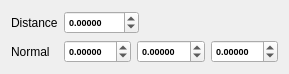
First picture: the form in interface/PlaneInfo.ui, repository Razakhel/RaZor, before the edit.
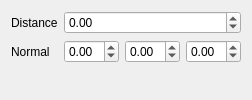
Second picture: the form after the edit. Custom widgets are drawn as their Qt base class.

Commit message:
[ValuePicker] Added a custom spin box class handling mouse drag inputs
- The arrows can be clicked & change the value according to the mouse horizontal movements

- Replaced every QDoubleSpinBox in UI files; cleaned them to remove redundant parameters

- Fixed Light's parameters, which had weird bounds

- Updated RaZ (commit 76d3612)

Patch:
```diff
--- a/interface/PlaneInfo.ui
+++ b/interface/PlaneInfo.ui
@@ -2,14 +2,6 @@
 <ui version="4.0">
  <class>PlaneInfo</class>
  <widget class="QFrame" name="PlaneInfo">
-  <property name="geometry">
-   <rect>
-    <x>0</x>
-    <y>0</y>
-    <width>289</width>
-    <height>66</height>
-   </rect>
-  </property>
   <property name="windowTitle">
    <string>Plane</string>
   </property>
@@ -22,23 +14,7 @@
     </widget>
    </item>
    <item row="0" column="1">
-    <widget class="QDoubleSpinBox" name="distance">
-     <property name="maximumSize">
-      <size>
-       <width>75</width>
-       <height>16777215</height>
-      </size>
-     </property>
-     <property name="font">
-      <font>
-       <pointsize>7</pointsize>
-       <weight>75</weight>
-       <bold>true</bold>
-      </font>
-     </property>
-     <property name="decimals">
-      <number>5</number>
-     </property>
+    <widget class="ValuePicker" name="distance">
      <property name="minimum">
       <double>-340282346638528859811704183484516925440.000000000000000</double>
      </property>
@@ -63,35 +39,7 @@
    <item row="1" column="1">
     <layout class="QHBoxLayout" name="normalLayout">
      <item>
-      <widget class="QDoubleSpinBox" name="normalX">
-       <property name="sizePolicy">
-        <sizepolicy hsizetype="Minimum" vsizetype="Fixed">
-         <horstretch>0</horstretch>
-         <verstretch>0</verstretch>
-        </sizepolicy>
-       </property>
-       <property name="minimumSize">
-        <size>
-         <width>0</width>
-         <height>0</height>
-        </size>
-       </property>
-       <property name="maximumSize">
-        <size>
-         <width>75</width>
-         <height>16777215</height>
-        </size>
-       </property>
-       <property name="font">
-        <font>
-         <pointsize>7</pointsize>
-         <weight>75</weight>
-         <bold>true</bold>
-        </font>
-       </property>
-       <property name="decimals">
-        <number>5</number>
-       </property>
+      <widget class="ValuePicker" name="normalX">
        <property name="minimum">
         <double>-1.000000000000000</double>
        </property>
@@ -104,35 +52,7 @@
       </widget>
      </item>
      <item>
-      <widget class="QDoubleSpinBox" name="normalY">
-       <property name="sizePolicy">
-        <sizepolicy hsizetype="Minimum" vsizetype="Fixed">
-         <horstretch>0</horstretch>
-         <verstretch>0</verstretch>
-        </sizepolicy>
-       </property>
-       <property name="minimumSize">
-        <size>
-         <width>0</width>
-         <height>0</height>
-        </size>
-       </property>
-       <property name="maximumSize">
-        <size>
-         <width>75</width>
-         <height>16777215</height>
-        </size>
-       </property>
-       <property name="font">
-        <font>
-         <pointsize>7</pointsize>
-         <weight>75</weight>
-         <bold>true</bold>
-        </font>
-       </property>
-       <property name="decimals">
-        <number>5</number>
-       </property>
+      <widget class="ValuePicker" name="normalY">
        <property name="minimum">
         <double>-1.000000000000000</double>
        </property>
@@ -145,35 +65,7 @@
       </widget>
      </item>
      <item>
-      <widget class="QDoubleSpinBox" name="normalZ">
-       <property name="sizePolicy">
-        <sizepolicy hsizetype="Minimum" vsizetype="Fixed">
-         <horstretch>0</horstretch>
-         <verstretch>0</verstretch>
-        </sizepolicy>
-       </property>
-       <property name="minimumSize">
-        <size>
-         <width>0</width>
-         <height>0</height>
-        </size>
-       </property>
-       <property name="maximumSize">
-        <size>
-         <width>75</width>
-         <height>16777215</height>
-        </size>
-       </property>
-       <property name="font">
-        <font>
-         <pointsize>7</pointsize>
-         <weight>75</weight>
-         <bold>true</bold>
-        </font>
-       </property>
-       <property name="decimals">
-        <number>5</number>
-       </property>
+      <widget class="ValuePicker" name="normalZ">
        <property name="minimum">
         <double>-1.000000000000000</double>
        </property>
@@ -189,6 +81,13 @@
    </item>
   </layout>
  </widget>
+ <customwidgets>
+  <customwidget>
+   <class>ValuePicker</class>
+   <extends>QDoubleSpinBox</extends>
+   <header>RaZor/Interface/ValuePicker.hpp</header>
+  </customwidget>
+ </customwidgets>
  <resources/>
  <connections/>
 </ui>
```
The commit also changes 18 other files.
